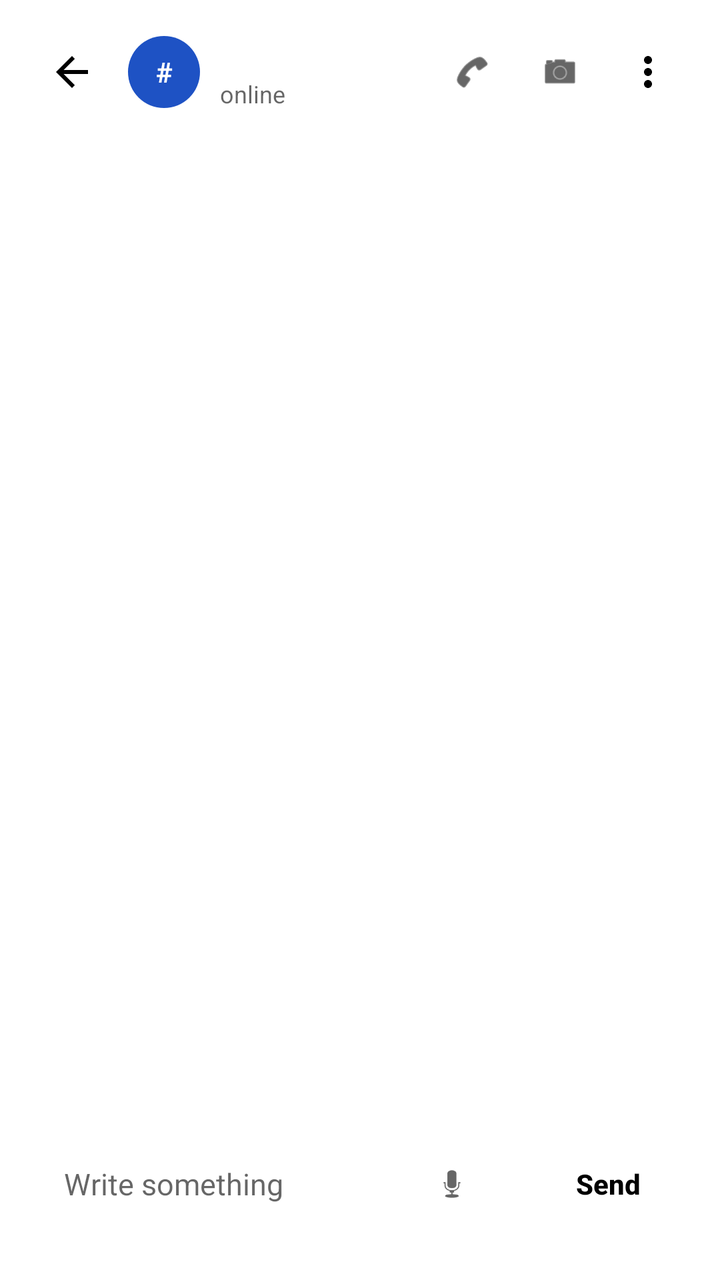
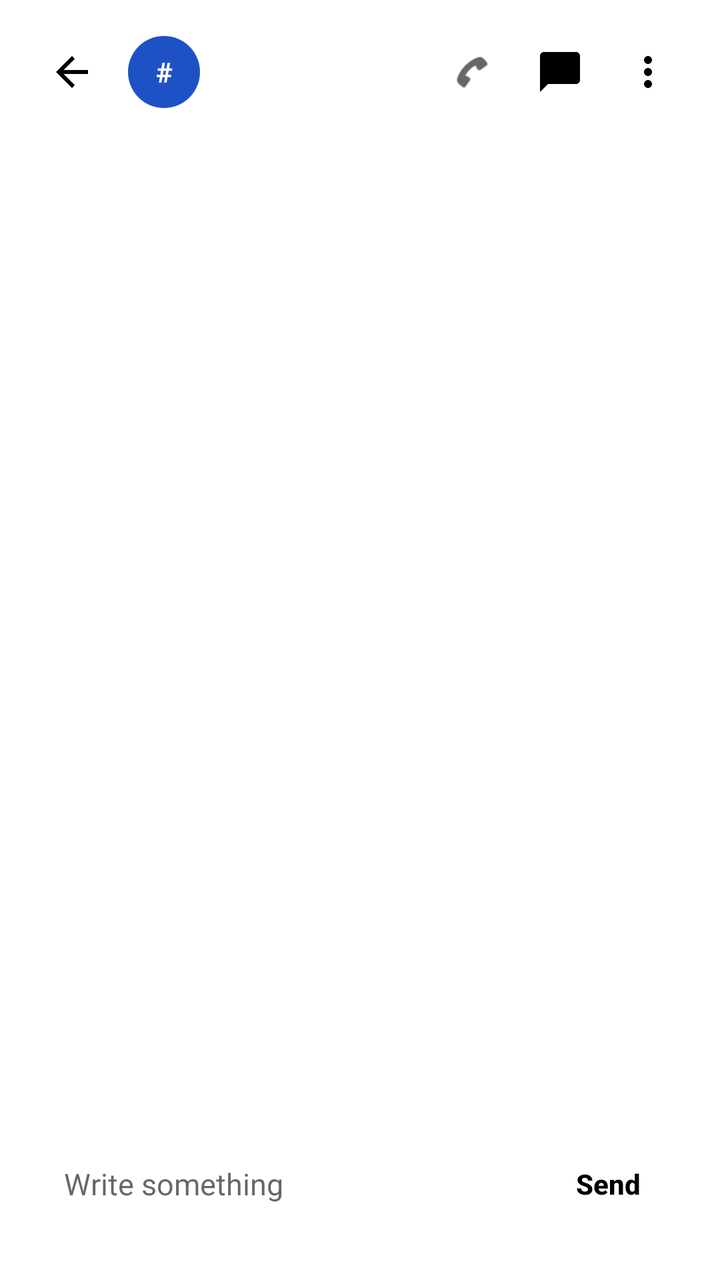

Screens rendered from an Android XML layout before and after an edit, with the pre-edit source and the edit as a unified diff.
<!-- AndroidManifest.xml: application theme Theme.Ujumbe -->
<!-- res/layout/activity_thread.xml -->
<?xml version="1.0" encoding="utf-8"?>
<LinearLayout xmlns:android="http://schemas.android.com/apk/res/android"
    xmlns:app="http://schemas.android.com/apk/res-auto"
    android:layout_width="match_parent"
    android:layout_height="match_parent"
    android:orientation="vertical"
    android:background="@null">

    
    <RelativeLayout
        android:id="@+id/headerThread"
        android:layout_width="match_parent"
        android:layout_height="72dp"
        android:paddingHorizontal="16dp"
        android:paddingTop="12dp">

        <ImageButton
            android:id="@+id/buttonBack"
            android:layout_width="40dp"
            android:layout_height="40dp"
            android:layout_centerVertical="true"
            android:layout_alignParentStart="true"
            android:background="?attr/selectableItemBackgroundBorderless"
            android:contentDescription="@string/action_back"
            android:padding="8dp"
            android:scaleType="fitCenter"
            android:src="@drawable/ic_back_arrow_white"
            app:tint="@color/glass_text_primary" />

        <TextView
            android:id="@+id/textThreadAvatar"
            android:layout_width="36dp"
            android:layout_height="36dp"
            android:layout_centerVertical="true"
            android:layout_toEndOf="@id/buttonBack"
            android:layout_marginStart="8dp"
            android:background="@drawable/bg_avatar_circle"
            android:gravity="center"
            android:text="#"
            android:textColor="#FFFFFF"
            android:textSize="14sp"
            android:textStyle="bold" />

        <LinearLayout
            android:layout_width="wrap_content"
            android:layout_height="wrap_content"
            android:layout_centerVertical="true"
            android:layout_toEndOf="@id/textThreadAvatar"
            android:layout_marginStart="10dp"
            android:orientation="vertical">

            <TextView
                android:id="@+id/textThreadTitle"
                android:layout_width="wrap_content"
                android:layout_height="wrap_content"
                android:textColor="@color/glass_text_primary"
                android:textSize="16sp"
                android:textStyle="bold"
                android:maxLines="1"
                android:ellipsize="end" />

            <TextView
                android:layout_width="wrap_content"
                android:layout_height="wrap_content"
                android:text="online"
                android:textColor="@color/glass_text_secondary"
                android:textSize="12sp" />
        </LinearLayout>

        
        <LinearLayout
            android:layout_width="wrap_content"
            android:layout_height="wrap_content"
            android:layout_centerVertical="true"
            android:layout_alignParentEnd="true"
            android:gravity="center_vertical"
            android:orientation="horizontal">

            <ImageButton
                android:id="@+id/buttonCall"
                android:layout_width="40dp"
                android:layout_height="40dp"
                android:background="?attr/selectableItemBackgroundBorderless"
                android:contentDescription="@string/action_call"
                android:padding="10dp"
                android:scaleType="fitCenter"
                android:src="@android:drawable/ic_menu_call"
                app:tint="@color/glass_text_primary" />

            <ImageButton
                android:layout_width="40dp"
                android:layout_height="40dp"
                android:layout_marginStart="4dp"
                android:background="?attr/selectableItemBackgroundBorderless"
                android:padding="10dp"
                android:scaleType="fitCenter"
                android:src="@android:drawable/ic_menu_camera"
                app:tint="@color/glass_text_primary" />

            <ImageButton
                android:id="@+id/buttonMore"
                android:layout_width="40dp"
                android:layout_height="40dp"
                android:layout_marginStart="4dp"
                android:background="?attr/selectableItemBackgroundBorderless"
                android:contentDescription="@string/action_more"
                android:padding="8dp"
                android:scaleType="fitCenter"
                android:src="@drawable/ic_more_vert"
                app:tint="@color/glass_text_primary" />

        </LinearLayout>

    </RelativeLayout>

    
    <androidx.recyclerview.widget.RecyclerView
        android:id="@+id/recyclerMessages"
        android:layout_width="match_parent"
        android:layout_height="0dp"
        android:layout_weight="1"
        android:layout_marginHorizontal="16dp"
        android:layout_marginTop="8dp"
        android:layout_marginBottom="12dp"
        android:background="@drawable/bg_glass_panel"
        android:elevation="4dp"
        android:outlineProvider="background"
        android:clipToPadding="false"
        android:paddingHorizontal="12dp"
        android:paddingVertical="8dp" />

    
    <LinearLayout
        android:layout_width="match_parent"
        android:layout_height="wrap_content"
        android:gravity="center_vertical"
        android:orientation="horizontal"
        android:paddingHorizontal="16dp"
        android:paddingBottom="24dp">

        <LinearLayout
            android:layout_width="0dp"
            android:layout_height="48dp"
            android:layout_weight="1"
            android:background="@drawable/bg_glass_pill"
            android:elevation="4dp"
            android:outlineProvider="background"
            android:gravity="center_vertical"
            android:orientation="horizontal"
            android:paddingHorizontal="16dp">

            <EditText
                android:id="@+id/editMessage"
                android:layout_width="0dp"
                android:layout_height="match_parent"
                android:layout_weight="1"
                android:background="@null"
                android:hint="Write something"
                android:inputType="textMultiLine|textCapSentences"
                android:maxLines="4"
                android:textColor="@color/glass_text_primary"
                android:textColorHint="@color/glass_text_secondary"
                android:textSize="15sp" />

            <ImageView
                android:layout_width="20dp"
                android:layout_height="20dp"
                android:layout_marginStart="8dp"
                android:src="@android:drawable/ic_btn_speak_now"
                app:tint="@color/glass_text_secondary" />

        </LinearLayout>

        <androidx.appcompat.widget.AppCompatButton
            android:id="@+id/buttonSend"
            android:layout_width="wrap_content"
            android:layout_height="48dp"
            android:layout_marginStart="12dp"
            android:background="@drawable/bg_glass_pill"
            android:minWidth="80dp"
            android:text="Send"
            android:textAllCaps="false"
            android:textColor="@color/glass_text_primary"
            android:textStyle="bold" />

    </LinearLayout>
</LinearLayout>
<!-- resources referenced by this layout -->
<resources>
  <color name="glass_text_primary">#000000</color>
  <color name="glass_text_secondary">#99000000</color>
  <!-- drawable bg_avatar_circle (drawable) -->
  <?xml version="1.0" encoding="utf-8"?>
  <shape xmlns:android="http://schemas.android.com/apk/res/android" android:shape="oval">
      <solid android:color="@color/primary" />
  </shape>
  <!-- drawable bg_glass_panel (drawable) -->
  <?xml version="1.0" encoding="utf-8"?>
  <shape xmlns:android="http://schemas.android.com/apk/res/android"
      android:shape="rectangle">
      <solid android:color="@color/glass_panel_fill" />
      <corners android:radius="24dp" />
      <stroke
          android:width="1dp"
          android:color="@color/glass_panel_border" />
  </shape>
  <!-- drawable bg_glass_pill (drawable) -->
  <?xml version="1.0" encoding="utf-8"?>
  <shape xmlns:android="http://schemas.android.com/apk/res/android"
      android:shape="rectangle">
      <solid android:color="@color/glass_panel_fill" />
      <corners android:radius="100dp" />
      <stroke
          android:width="1dp"
          android:color="@color/glass_panel_border" />
  </shape>
  <!-- drawable ic_back_arrow_white (drawable) -->
  <vector xmlns:android="http://schemas.android.com/apk/res/android"
      android:width="24dp"
      android:height="24dp"
      android:viewportWidth="24"
      android:viewportHeight="24">
    <path
        android:fillColor="#FFFFFF"
        android:pathData="M20,11H7.83l5.59,-5.59L12,4l-8,8 8,8 1.41,-1.41L7.83,13H20v-2z" />
  </vector>
  <!-- drawable ic_more_vert (drawable) -->
  <vector xmlns:android="http://schemas.android.com/apk/res/android"
      android:width="24dp"
      android:height="24dp"
      android:viewportWidth="24"
      android:viewportHeight="24">
    <path
        android:fillColor="#FFFFFF"
        android:pathData="M12,8c1.1,0 2,-0.9 2,-2s-0.9,-2 -2,-2 -2,0.9 -2,2 0.9,2 2,2zM12,10c-1.1,0 -2,0.9 -2,2s0.9,2 2,2 2,-0.9 2,-2 -0.9,-2 -2,-2zM12,16c-1.1,0 -2,0.9 -2,2s0.9,2 2,2 2,-0.9 2,-2 -0.9,-2 -2,-2z" />
  </vector>
  <string name="action_back">Back</string>
  <string name="action_call">Call</string>
  <string name="action_more">More options</string>
  <style name="Theme.Ujumbe" parent="Theme.MaterialComponents.DayNight.NoActionBar">
          <item name="colorPrimary">#1E52C4</item>
          <item name="colorPrimaryDark">#114FB5</item>
          <item name="colorAccent">#1398FF</item>
          <item name="android:statusBarColor">?attr/colorPrimaryDark</item>
      </style>
  <color name="primary">#1E52C4</color>
  <color name="glass_panel_fill">#1AFFFFFF</color>
  <color name="glass_panel_border">#4DFFFFFF</color>
</resources>

<!-- the commit's change to res/layout/activity_thread.xml (unified diff, before → after) -->
@@ -58,13 +58,6 @@
                 android:textStyle="bold"
                 android:maxLines="1"
                 android:ellipsize="end" />
-
-            <TextView
-                android:layout_width="wrap_content"
-                android:layout_height="wrap_content"
-                android:text="online"
-                android:textColor="@color/glass_text_secondary"
-                android:textSize="12sp" />
         </LinearLayout>
 
         
@@ -92,9 +85,9 @@
                 android:layout_height="40dp"
                 android:layout_marginStart="4dp"
                 android:background="?attr/selectableItemBackgroundBorderless"
-                android:padding="10dp"
+                android:padding="8dp"
                 android:scaleType="fitCenter"
-                android:src="@android:drawable/ic_menu_camera"
+                android:src="@drawable/ic_chat_bubble_white"
                 app:tint="@color/glass_text_primary" />
 
             <ImageButton
@@ -162,13 +155,6 @@
                 android:textColorHint="@color/glass_text_secondary"
                 android:textSize="15sp" />
 
-            <ImageView
-                android:layout_width="20dp"
-                android:layout_height="20dp"
-                android:layout_marginStart="8dp"
-                android:src="@android:drawable/ic_btn_speak_now"
-                app:tint="@color/glass_text_secondary" />
-
         </LinearLayout>
 
         <androidx.appcompat.widget.AppCompatButton
<!-- resource entries referenced after the edit -->
@@ -37,6 +37,16 @@
         android:fillColor="#FFFFFF"
         android:pathData="M20,11H7.83l5.59,-5.59L12,4l-8,8 8,8 1.41,-1.41L7.83,13H20v-2z" />
   </vector>
+  <!-- drawable ic_chat_bubble_white (drawable) -->
+  <vector xmlns:android="http://schemas.android.com/apk/res/android"
+      android:width="24dp"
+      android:height="24dp"
+      android:viewportWidth="24"
+      android:viewportHeight="24">
+    <path
+        android:fillColor="#FFFFFF"
+        android:pathData="M20,2H4C2.9,2 2,2.9 2,4V22L6,18H20C21.1,18 22,17.1 22,16V4C22,2.9 21.1,2 20,2Z" />
+  </vector>
   <!-- drawable ic_more_vert (drawable) -->
   <vector xmlns:android="http://schemas.android.com/apk/res/android"
       android:width="24dp"
